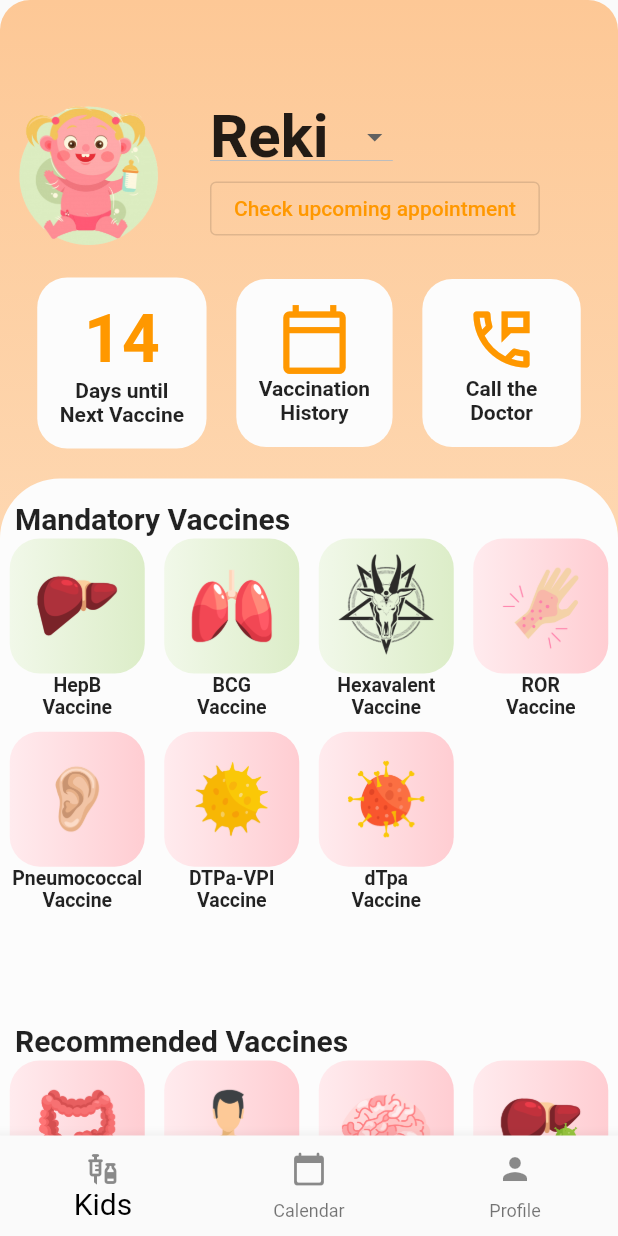
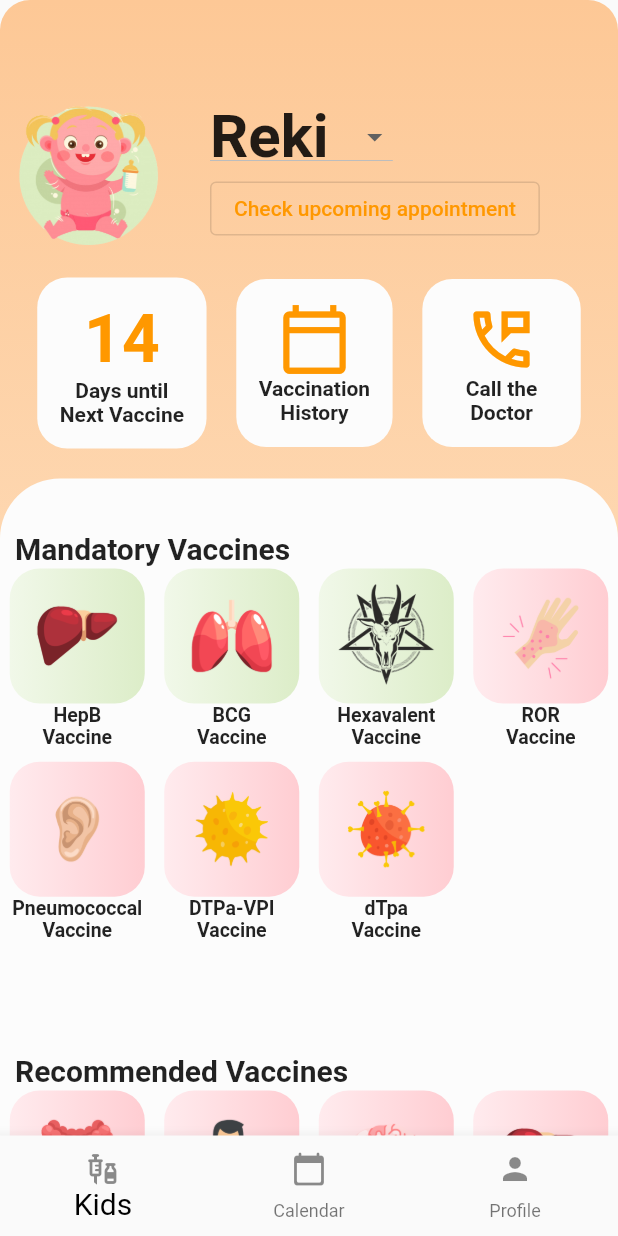
Before and after one commit to bjudob/duckcination, a Flutter app: the screen it shows after launch, on a phone screen of 412 x 824 dp. Run offline on Flutter 3.47's test engine with Material 2 defaults, Android fonts, the phone set to English and light mode, and no system bars; our stand-ins replace countup, firebase_core, settings_ui, table_calendar, video_player; accounts and stored records are empty; Roboto replaces fonts that are missing (Georgia).

Commit message:
Duckhome <3 - mandatory vaccines more space

```diff
--- a/lib/ui/screens/duck_home.dart
+++ b/lib/ui/screens/duck_home.dart
@@ -124,7 +124,7 @@ class _DuckHomeState extends State<DuckHome> {
                         crossAxisAlignment: CrossAxisAlignment.start,
                     children: [
                       const Padding(
-                        padding: EdgeInsets.fromLTRB(10, 15,0,0),
+                        padding: EdgeInsets.fromLTRB(10, 35,0,0),
                         child: Text("Mandatory Vaccines", style: TextStyle(fontSize: 20, fontWeight: FontWeight.bold),),
                       ),
                       SizedBox(
```
